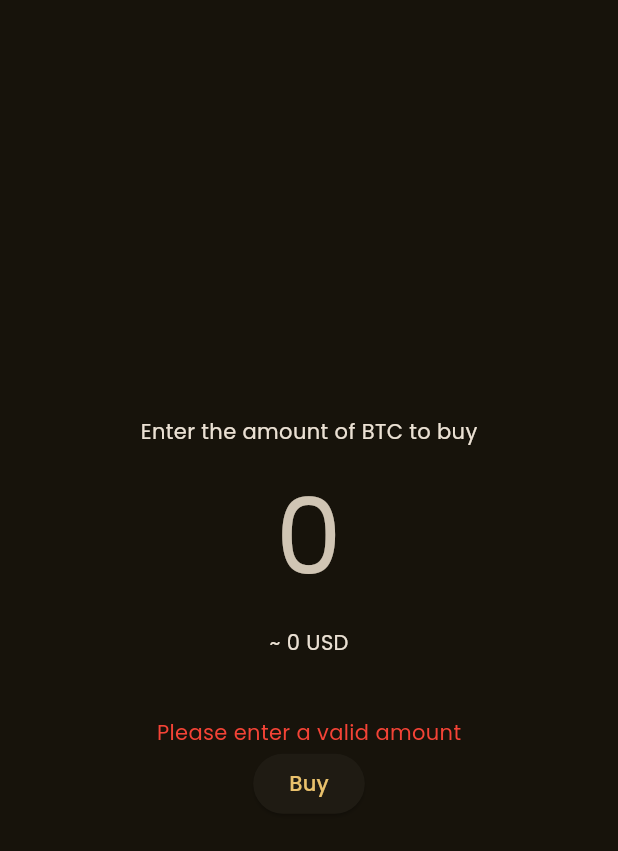
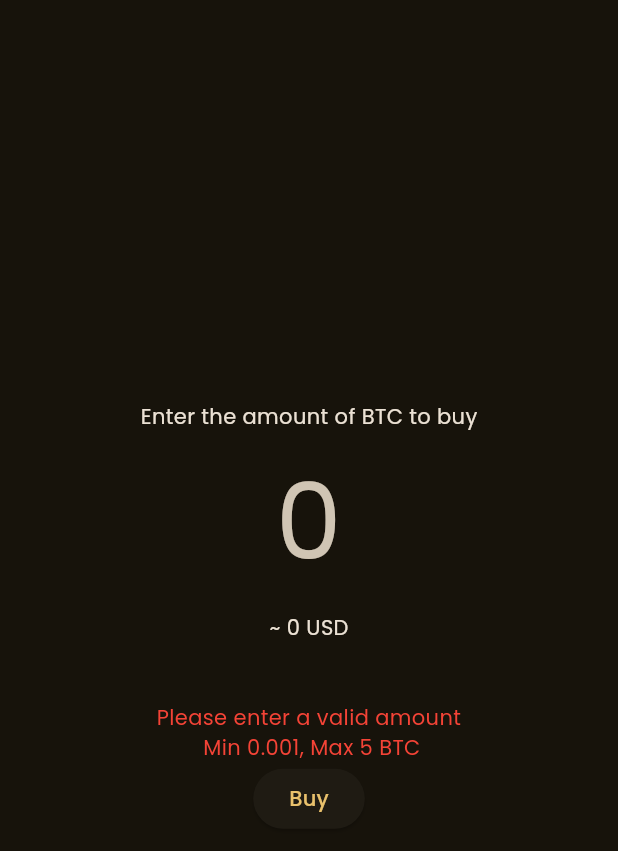
Before and after one commit to truxxu/buy-btc-flutter, a Flutter app: the Buy screen opened directly, after a tap on "Buy", on a phone screen of 412 x 824 dp. Shown: the top 851 px of the screen. Run offline on Flutter 3.47's test engine with Material 2 defaults, Android fonts, the phone set to English and light mode, and no system bars; our stand-ins replace decimal.

Commit message:
additional input validation

```diff
--- a/lib/pages/buy.dart
+++ b/lib/pages/buy.dart
@@ -1,5 +1,6 @@
 import 'package:flutter/material.dart';
 import 'package:decimal/decimal.dart';
+import 'package:flutter/services.dart';
 
 class Buy extends StatelessWidget {
   const Buy({super.key});
@@ -37,6 +38,10 @@ class _BuyFormState extends State<BuyForm> {
         if (value == null || value.isEmpty) {
           return 'error';
         }
+        if (Decimal.parse(value) < Decimal.parse("0.001") ||
+            Decimal.parse(value) > Decimal.parse('5')) {
+          return 'error';
+        }
         return null;
       };
 
@@ -56,6 +61,10 @@ class _BuyFormState extends State<BuyForm> {
             'Enter the amount of BTC to buy',
           ),
           TextFormField(
+            inputFormatters: [
+              FilteringTextInputFormatter.allow(RegExp(r'[0.0-9.9]')),
+              FilteringTextInputFormatter.deny(','),
+            ],
             controller: priceController,
             autovalidateMode: AutovalidateMode.onUserInteraction,
             keyboardType: TextInputType.number,
@@ -87,7 +96,8 @@ class _BuyFormState extends State<BuyForm> {
           ),
           if (_showError)
             const Text(
-              "Please enter a valid amount",
+              "Please enter a valid amount \n Min 0.001, Max 5 BTC",
+              textAlign: TextAlign.center,
               style: TextStyle(
                 color: Colors.red,
               ),
```
